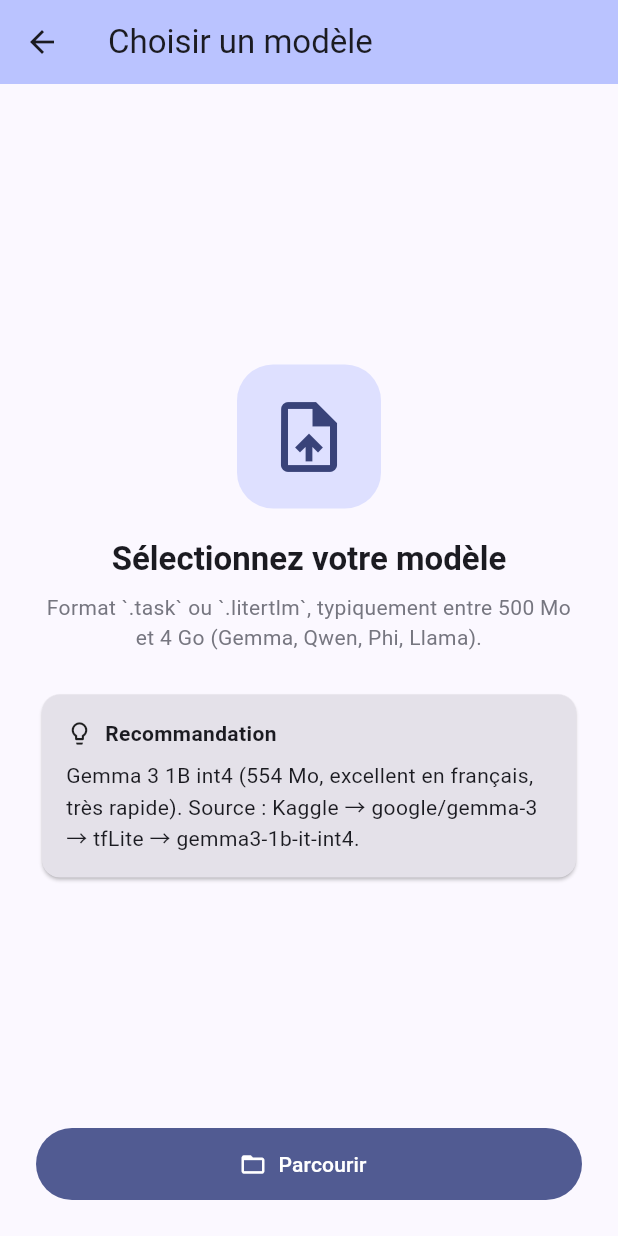
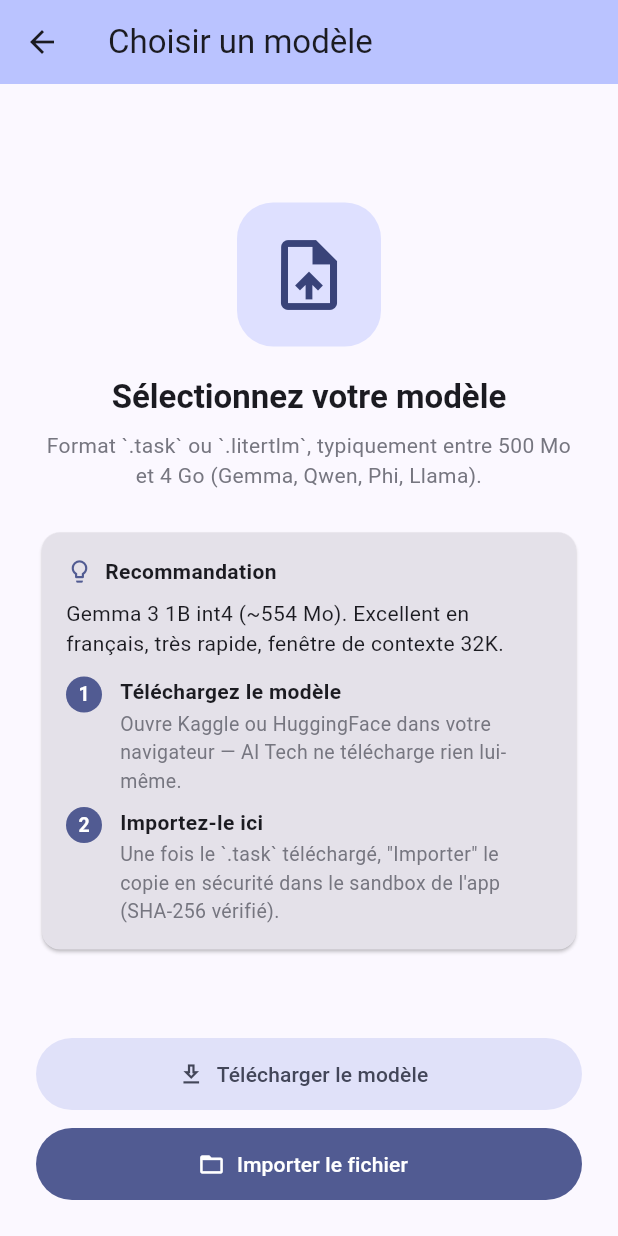
Before and after one commit to gitubpatrice/ai_tech, a Flutter app: the ModelPickerScreen screen opened directly, on a phone screen of 412 x 824 dp. Run offline on Flutter 3.47's test engine with Material 3 defaults, Android fonts, the phone set to English and light mode, and no system bars; our stand-ins replace file_picker, flutter_markdown, flutter_secure_storage, package_info_plus, share_plus, shared_preferences; missing offline and left inert: files_tech_core, flutter_gemma, pointycastle; accounts and stored records are empty.

Commit message:
v0.4.3: fix CI keystore path + UX guidance offline pour téléchargement modèle
- build.gradle.kts: storeFile résolu via rootProject.file() (CI keystore au niveau android/, pas android/app/)
- model_picker_screen: bouton 'Télécharger le modèle' ouvre Kaggle/HuggingFace via url_launcher (intent ACTION_VIEW, pas de perm INTERNET)
- model_picker_screen: étapes numérotées (1. Télécharger, 2. Importer) pour clarté UX
- pubspec.yaml: 0.4.2+3 -> 0.4.3+4

```diff
--- a/lib/screens/model_picker_screen.dart
+++ b/lib/screens/model_picker_screen.dart
@@ -2,6 +2,7 @@ import 'dart:io';
 
 import 'package:file_picker/file_picker.dart';
 import 'package:flutter/material.dart';
+import 'package:url_launcher/url_launcher.dart';
 
 /// Picker pour les modèles `.task` / `.litertlm`.
 ///
@@ -12,13 +13,95 @@ import 'package:flutter/material.dart';
 ///   - validation d'extension (`.task` / `.litertlm`),
 ///   - vérification taille (≥ 50 Mo),
 ///   - sanity-check de l'en-tête (rejet des fichiers manifestement étrangers).
+///
+/// L'app n'ayant pas la permission INTERNET (par design : 100 % offline),
+/// on ne télécharge pas le modèle nous-mêmes. À la place, on guide
+/// l'utilisateur en deux étapes :
+///   1. Tap "Télécharger" → ouvre Kaggle / HuggingFace dans le navigateur
+///      via un intent ACTION_VIEW (n'utilise pas la permission INTERNET de
+///      cette app, c'est le navigateur système qui télécharge).
+///   2. Tap "Importer le fichier" → SAF picker, copie atomique en sandbox.
 class ModelPickerScreen extends StatelessWidget {
   const ModelPickerScreen({super.key});
+
+  static const _kaggleUrl =
+      'https://www.kaggle.com/models/google/gemma-3/tfLite/gemma-3-1b-it-int4';
+  static const _hfUrl =
+      'https://huggingface.co/litert-community/Gemma3-1B-IT';
 
   /// Renvoie le chemin choisi, ou null si l'utilisateur annule.
   static Future<String?> pick(BuildContext context) {
     return Navigator.of(context).push<String>(
       MaterialPageRoute(builder: (_) => const ModelPickerScreen()),
+    );
+  }
+
+  /// Ouvre une URL via le navigateur système (intent ACTION_VIEW).
+  /// L'app n'a PAS la permission INTERNET — c'est le navigateur qui
+  /// téléchargera. Aucun trafic réseau ne transite par cette app.
+  Future<void> _openUrl(BuildContext context, String url) async {
+    final uri = Uri.parse(url);
+    try {
+      final ok = await launchUrl(uri, mode: LaunchMode.externalApplication);
+      if (!ok && context.mounted) {
+        ScaffoldMessenger.of(context).showSnackBar(
+          const SnackBar(
+            content: Text('Aucun navigateur disponible.'),
+            behavior: SnackBarBehavior.floating,
+          ),
+        );
+      }
+    } catch (_) {
+      if (context.mounted) {
+        ScaffoldMessenger.of(context).showSnackBar(
+          const SnackBar(
+            content: Text('Impossible d\'ouvrir le navigateur.'),
+            behavior: SnackBarBehavior.floating,
+          ),
+        );
+      }
+    }
+  }
+
+  void _showSourceSheet(BuildContext context) {
+    showModalBottomSheet<void>(
+      context: context,
+      showDragHandle: true,
+      builder: (sheetCtx) {
+        return SafeArea(
+          child: Column(
+            mainAxisSize: MainAxisSize.min,
+            children: [
+              const Padding(
+                padding: EdgeInsets.fromLTRB(20, 8, 20, 12),
+                child: Text(
+                  'Source officielle Gemma 3',
+                  style: TextStyle(fontSize: 16, fontWeight: FontWeight.w700),
+                ),
+              ),
+              ListTile(
+                leading: const Icon(Icons.public),
+                title: const Text('Kaggle (Google)'),
+                subtitle: const Text('google/gemma-3 → tfLite'),
+                onTap: () {
+                  Navigator.of(sheetCtx).pop();
+                  _openUrl(context, _kaggleUrl);
+                },
+              ),
+              ListTile(
+                leading: const Icon(Icons.public),
+                title: const Text('HuggingFace (litert-community)'),
+                subtitle: const Text('Gemma3-1B-IT'),
+                onTap: () {
+                  Navigator.of(sheetCtx).pop();
+                  _openUrl(context, _hfUrl);
+                },
+              ),
+              const SizedBox(height: 8),
+            ],
+          ),
+        );
+      },
     );
   }
 
@@ -151,36 +234,61 @@ class ModelPickerScreen extends StatelessWidget {
               const SizedBox(height: 24),
               Card(
                 color: cs.surfaceContainerHighest,
-                child: const Padding(
-                  padding: EdgeInsets.all(16),
+                child: Padding(
+                  padding: const EdgeInsets.all(16),
                   child: Column(
                     crossAxisAlignment: CrossAxisAlignment.start,
                     children: [
                       Row(
                         children: [
-                          Icon(Icons.lightbulb_outline, size: 18),
-                          SizedBox(width: 8),
-                          Text(
+                          Icon(Icons.lightbulb_outline,
+                              size: 18, color: cs.primary),
+                          const SizedBox(width: 8),
+                          const Text(
                             'Recommandation',
                             style: TextStyle(fontWeight: FontWeight.w700),
                           ),
                         ],
                       ),
-                      SizedBox(height: 8),
-                      Text(
-                        'Gemma 3 1B int4 (554 Mo, excellent en français, '
-                        'très rapide). Source : Kaggle → google/gemma-3 → '
-                        'tfLite → gemma3-1b-it-int4.',
+                      const SizedBox(height: 8),
+                      const Text(
+                        'Gemma 3 1B int4 (~554 Mo). Excellent en français, '
+                        'très rapide, fenêtre de contexte 32K.',
+                      ),
+                      const SizedBox(height: 12),
+                      _StepRow(
+                        n: '1',
+                        title: 'Téléchargez le modèle',
+                        subtitle: 'Ouvre Kaggle ou HuggingFace dans votre '
+                            'navigateur — AI Tech ne télécharge rien lui-même.',
+                      ),
+                      const SizedBox(height: 8),
+                      _StepRow(
+                        n: '2',
+                        title: 'Importez-le ici',
+                        subtitle:
+                            'Une fois le `.task` téléchargé, "Importer" '
+                            'le copie en sécurité dans le sandbox de l\'app '
+                            '(SHA-256 vérifié).',
                       ),
                     ],
                   ),
                 ),
               ),
               const Spacer(),
+              FilledButton.tonalIcon(
+                onPressed: () => _showSourceSheet(context),
+                icon: const Icon(Icons.download_outlined),
+                label: const Text('Télécharger le modèle'),
+                style: FilledButton.styleFrom(
+                  minimumSize: const Size.fromHeight(48),
+                ),
+              ),
+              const SizedBox(height: 12),
               FilledButton.icon(
                 onPressed: () => _systemPicker(context),
                 icon: const Icon(Icons.folder_open),
-                label: const Text('Parcourir'),
+                label: const Text('Importer le fichier'),
                 style: FilledButton.styleFrom(
                   minimumSize: const Size.fromHeight(48),
                 ),
@@ -192,3 +300,55 @@ class ModelPickerScreen extends StatelessWidget {
     );
   }
 }
+
+class _StepRow extends StatelessWidget {
+  const _StepRow({required this.n, required this.title, required this.subtitle});
+
+  final String n;
+  final String title;
+  final String subtitle;
+
+  @override
+  Widget build(BuildContext context) {
+    final cs = Theme.of(context).colorScheme;
+    return Row(
+      crossAxisAlignment: CrossAxisAlignment.start,
+      children: [
+        Container(
+          width: 24,
+          height: 24,
+          alignment: Alignment.center,
+          decoration: BoxDecoration(
+            color: cs.primary,
+            shape: BoxShape.circle,
+          ),
+          child: Text(
+            n,
+            style: TextStyle(
+              color: cs.onPrimary,
+              fontWeight: FontWeight.w700,
+              fontSize: 13,
+            ),
+          ),
+        ),
+        const SizedBox(width: 12),
+        Expanded(
+          child: Column(
+            crossAxisAlignment: CrossAxisAlignment.start,
+            children: [
+              Text(
+                title,
+                style: const TextStyle(fontWeight: FontWeight.w600),
+              ),
+              const SizedBox(height: 2),
+              Text(
+                subtitle,
+                style: TextStyle(color: cs.outline, fontSize: 13),
+              ),
+            ],
+          ),
+        ),
+      ],
+    );
+  }
+}
--- a/pubspec.yaml
+++ b/pubspec.yaml
@@ -1,7 +1,7 @@
 name: ai_tech
 description: "Assistant IA 100% on-device — Files Tech"
 publish_to: 'none'
-version: 0.4.2+3
+version: 0.4.3+4
 
 environment:
   sdk: ^3.11.5
```
Also changed, not shown: 1 other file.
